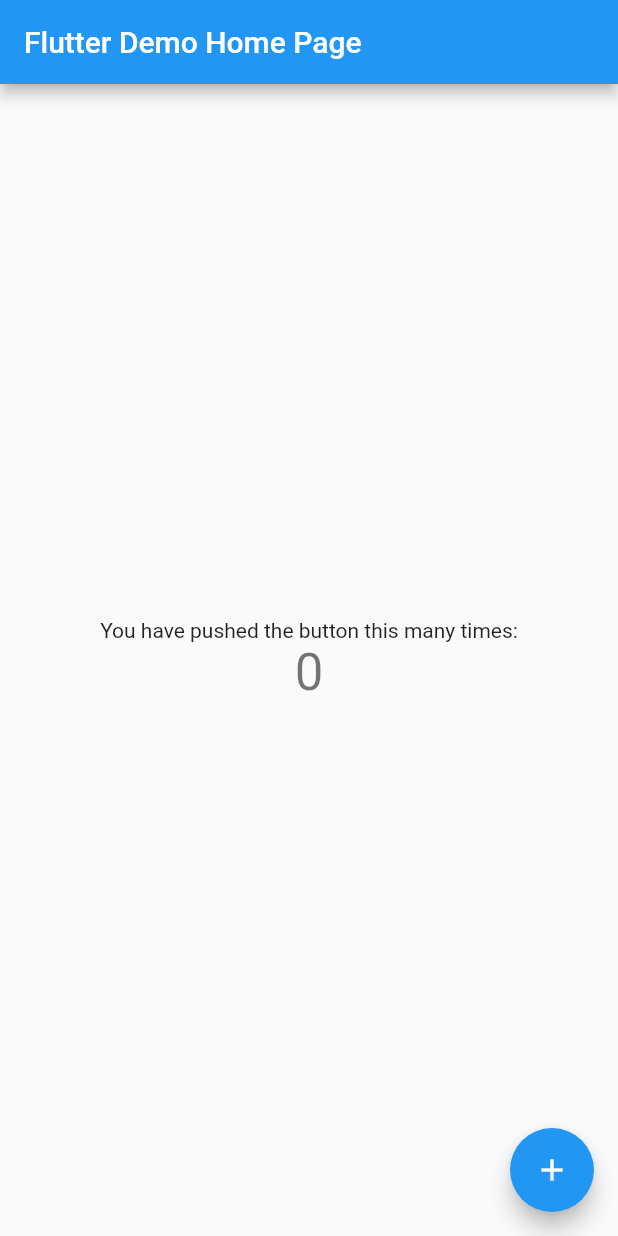
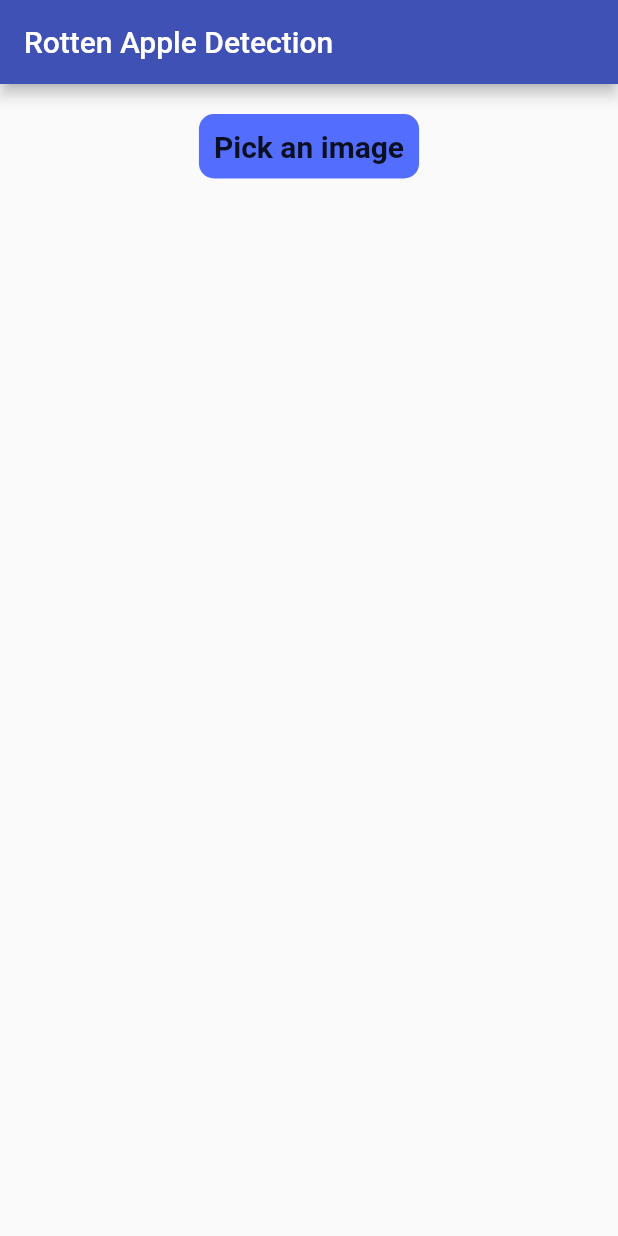
Before and after one commit to francisrod01/flutter-rotten_apple_detection, a Flutter app: the screen it shows after launch, on a phone screen of 412 x 824 dp. Run offline on Flutter 3.47's test engine with Material 2 defaults, Android fonts, the phone set to English and light mode, and no system bars; our stand-ins replace image_picker.

Commit message:
feat(widget): Added upload ui screen

```diff
--- a/lib/main.dart
+++ b/lib/main.dart
@@ -1,4 +1,5 @@
 import 'package:flutter/material.dart';
+import 'package:rotten_apple_detection/model.dart';
 
 void main() {
   runApp(const MyApp());
@@ -24,92 +25,7 @@
         // is not restarted.
         primarySwatch: Colors.blue,
       ),
-      home: const MyHomePage(title: 'Flutter Demo Home Page'),
+      home: const Model(),
     );
   }
 }
-
-class MyHomePage extends StatefulWidget {
-  const MyHomePage({Key? key, required this.title}) : super(key: key);
-
-  // This widget is the home page of your application. It is stateful, meaning
-  // that it has a State object (defined below) that contains fields that affect
-  // how it looks.
-
-  // This class is the configuration for the state. It holds the values (in this
-  // case the title) provided by the parent (in this case the App widget) and
-  // used by the build method of the State. Fields in a Widget subclass are
-  // always marked "final".
-
-  final String title;
-
-  @override
-  State<MyHomePage> createState() => _MyHomePageState();
-}
-
-class _MyHomePageState extends State<MyHomePage> {
-  int _counter = 0;
-
-  void _incrementCounter() {
-    setState(() {
-      // This call to setState tells the Flutter framework that something has
-      // changed in this State, which causes it to rerun the build method below
-      // so that the display can reflect the updated values. If we changed
-      // _counter without calling setState(), then the build method would not be
-      // called again, and so nothing would appear to happen.
-      _counter++;
-    });
-  }
-
-  @override
-  Widget build(BuildContext context) {
-    // This method is rerun every time setState is called, for instance as done
-    // by the _incrementCounter method above.
-    //
-    // The Flutter framework has been optimized to make rerunning build methods
-    // fast, so that you can just rebuild anything that needs updating rather
-    // than having to individually change instances of widgets.
-    return Scaffold(
-      appBar: AppBar(
-        // Here we take the value from the MyHomePage object that was created by
-        // the App.build method, and use it to set our appbar title.
-        title: Text(widget.title),
-      ),
-      body: Center(
-        // Center is a layout widget. It takes a single child and positions it
-        // in the middle of the parent.
-        child: Column(
-          // Column is also a layout widget. It takes a list of children and
-          // arranges them vertically. By default, it sizes itself to fit its
-          // children horizontally, and tries to be as tall as its parent.
-          //
-          // Invoke "debug painting" (press "p" in the console, choose the
-          // "Toggle Debug Paint" action from the Flutter Inspector in Android
-          // Studio, or the "Toggle Debug Paint" command in Visual Studio Code)
-          // to see the wireframe for each widget.
-          //
-          // Column has various properties to control how it sizes itself and
-          // how it positions its children. Here we use mainAxisAlignment to
-          // center the children vertically; the main axis here is the vertical
-          // axis because Columns are vertical (the cross axis would be
-          // horizontal).
-          mainAxisAlignment: MainAxisAlignment.center,
-          children: <Widget>[
-            const Text(
-              'You have pushed the button this many times:',
-            ),
-            Text(
-              '$_counter',
-              style: Theme.of(context).textTheme.headline4,
-            ),
-          ],
-        ),
-      ),
-      floatingActionButton: FloatingActionButton(
-        onPressed: _incrementCounter,
-        tooltip: 'Increment',
-        child: const Icon(Icons.add),
-      ), // This trailing comma makes auto-formatting nicer for build methods.
-    );
-  }
-}
--- /dev/null
+++ b/lib/model.dart
@@ -0,0 +1,63 @@
+import 'dart:io';
+
+import 'package:flutter/material.dart';
+import 'package:image_picker/image_picker.dart';
+
+class Model extends StatefulWidget {
+  const Model({Key? key}) : super(key: key);
+
+  @override
+  State<Model> createState() => _ModelState();
+}
+
+class _ModelState extends State<Model> {
+  late File _image;
+  bool selImage = false;
+
+  @override
+  Widget build(BuildContext context) {
+    return SafeArea(
+      child: Scaffold(
+        appBar: AppBar(
+          title: const Text('Rotten Apple Detection'),
+          backgroundColor: Colors.indigo,
+        ),
+        body: Column(
+          children: [
+            (selImage) ? Image.file(_image) : Container(),
+            InkWell(
+              onTap: () {
+                choseImage();
+              },
+              child: Container(
+                margin: const EdgeInsets.only(top: 20),
+                padding: const EdgeInsets.all(10),
+                decoration: BoxDecoration(
+                  borderRadius: BorderRadius.circular(10),
+                  color: Colors.indigoAccent,
+                ),
+                child: const Text(
+                  'Pick an image',
+                  style: TextStyle(
+                    fontWeight: FontWeight.bold,
+                    fontSize: 20,
+                  ),
+                ),
+              ),
+            )
+          ],
+        ),
+      ),
+    );
+  }
+
+  Future<void> choseImage() async {
+    final image = await ImagePicker().pickImage(source: ImageSource.gallery);
+    if (image?.path != null) {
+      setState(() {
+        selImage = true;
+        _image = File(image!.path);
+      });
+    }
+  }
+}
```
